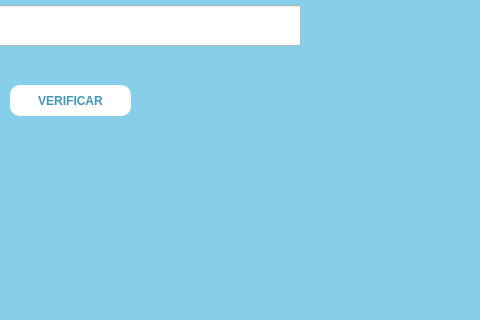
This is conexao_BD/interface/telas/verifica_tipo_novo.ui in duardo10/sistema-clinica as Qt 5 draws it before an edit; both pictures show x 320 to 800 and y 185 to 505 of the 800 by 600 pixel window. The edited form follows.
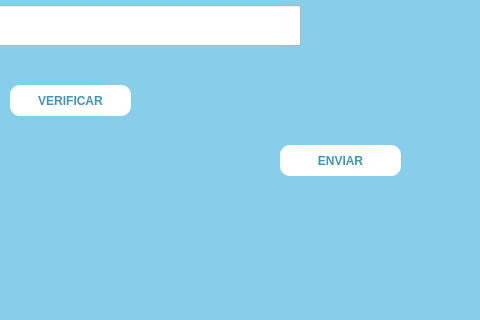
This is the edited form.

The edit to the form file:
```diff
--- a/conexao_BD/interface/telas/verifica_tipo_novo.ui
+++ b/conexao_BD/interface/telas/verifica_tipo_novo.ui
@@ -166,6 +166,38 @@
      <string>VERIFICAR</string>
     </property>
    </widget>
+   <widget class="QPushButton" name="pushButton_3">
+    <property name="geometry">
+     <rect>
+      <x>600</x>
+      <y>330</y>
+      <width>121</width>
+      <height>31</height>
+     </rect>
+    </property>
+    <property name="font">
+     <font>
+      <weight>75</weight>
+      <bold>true</bold>
+     </font>
+    </property>
+    <property name="styleSheet">
+     <string notr="true">QPushButton {
+    background-color: white;  /* Cor de fundo */
+    color: rgb(65, 150, 183);  /* Cor do texto */
+    border-radius: 10px;  /* Raio dos cantos */
+    padding: 10px 20px;  /* Preenchimento interno */
+}
+
+QPushButton:hover {
+    color: white;
+    background-color: rgb(8, 113, 155);  /* Cor de fundo ao passar o mouse */
+}</string>
+    </property>
+    <property name="text">
+     <string>ENVIAR</string>
+    </property>
+   </widget>
   </widget>
   <widget class="QMenuBar" name="menubar">
    <property name="geometry">
```
